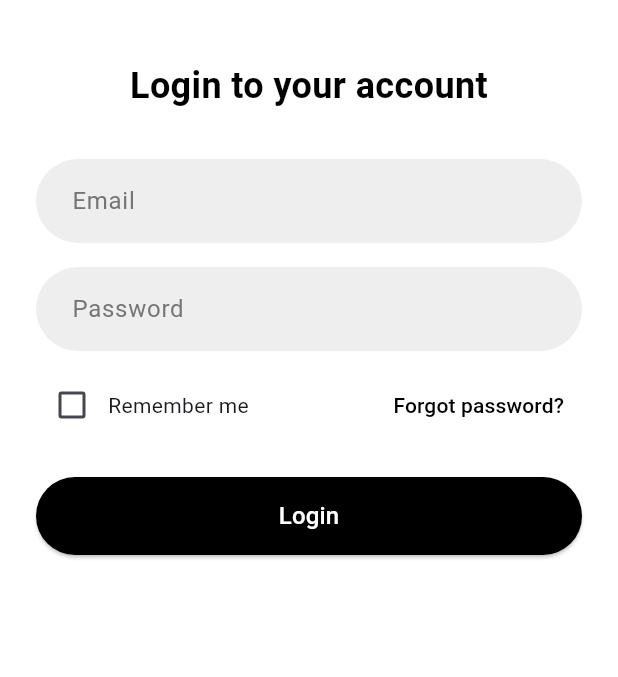
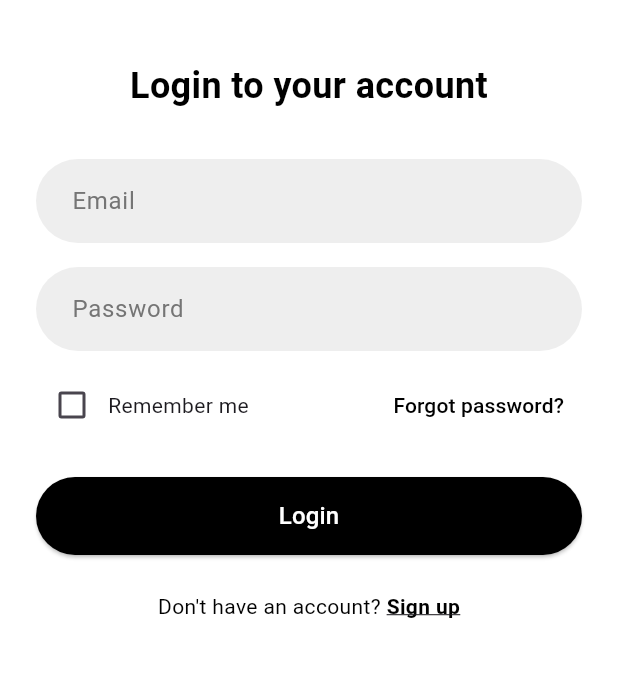
Before and after one commit to syrinehosni22/sneaker-recognizer, a Flutter app: the screen it shows after launch, on a phone screen of 412 x 824 dp, the part 249-926 px from its top. Run offline on Flutter 3.47's test engine with Material 3 defaults, Android fonts, the phone set to English and light mode, and no system bars; our stand-ins replace flutter_dotenv, flutter_svg, geolocator, image_picker; accounts and stored records are empty.

```diff
--- a/lib/presentation/screens/login/login_page.dart
+++ b/lib/presentation/screens/login/login_page.dart
@@ -152,6 +152,28 @@ class _LoginPageState extends State<LoginPage> {
                       : const Text('Login', style: TextStyle(fontSize: 16)),
                 ),
               ),
+              const SizedBox(height: 24),
+
+              Row(
+                mainAxisAlignment: MainAxisAlignment.center,
+                children: [
+                  const Text(
+                    "Don't have an account? ",
+                    style: TextStyle(color: Colors.black),
+                  ),
+                  GestureDetector(
+                    onTap: () => Navigator.pushNamed(context, '/register'),
+                    child: const Text(
+                      'Sign up',
+                      style: TextStyle(
+                        color: Colors.black,
+                        fontWeight: FontWeight.bold,
+                        decoration: TextDecoration.underline,
+                      ),
+                    ),
+                  ),
+                ],
+              ),
             ],
           ),
         ),
```
Also changed, not shown: lib/presentation/screens/inscription/subscription_page.dart (added).
